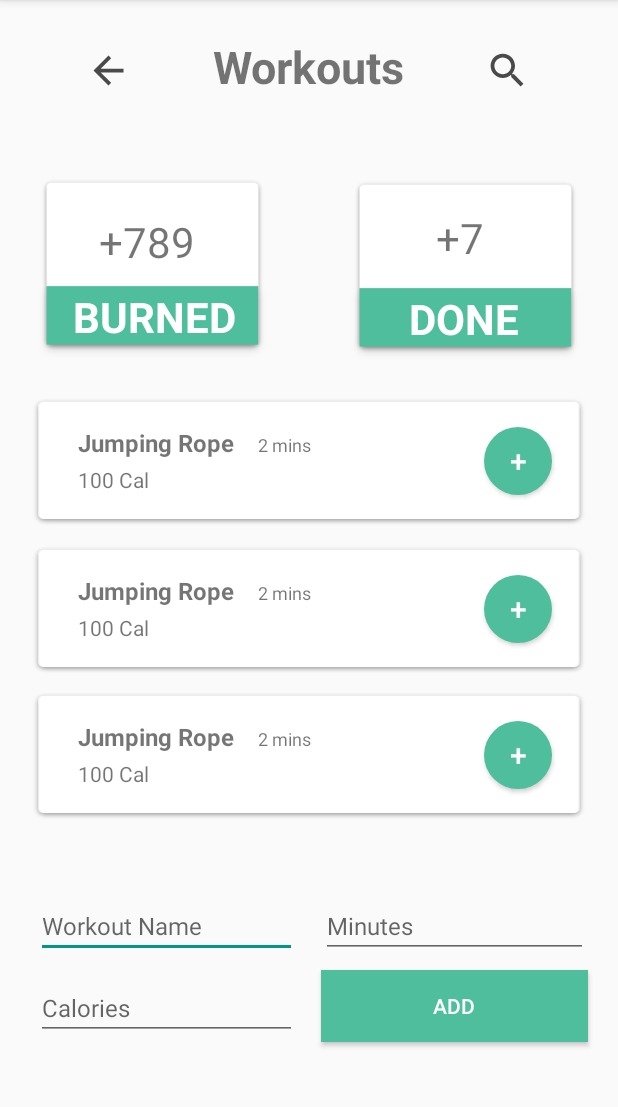
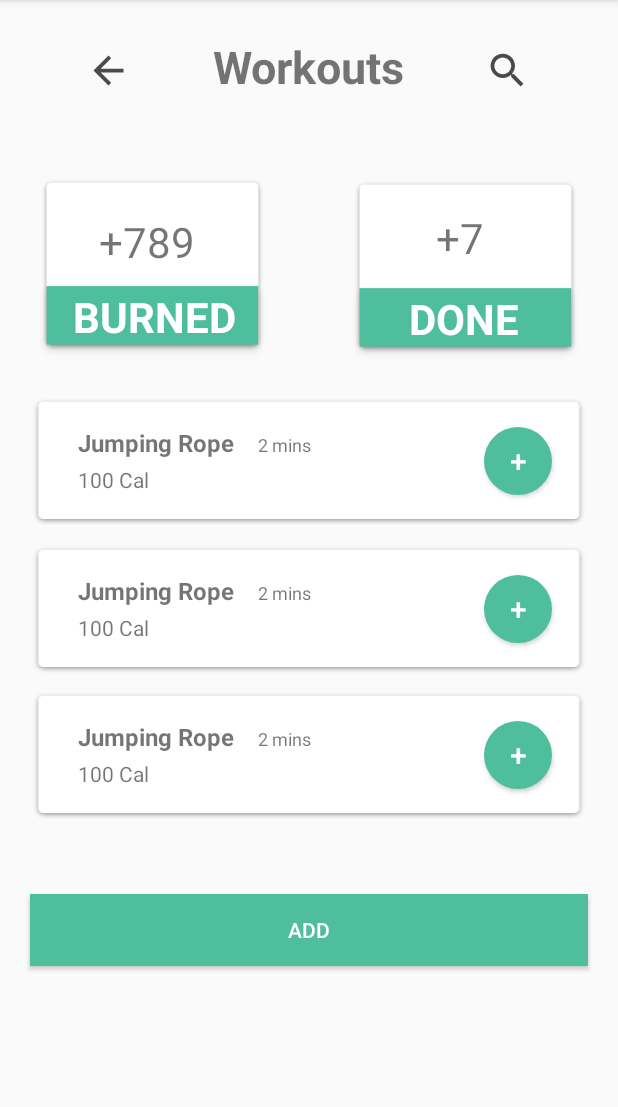
Before and after one commit to Dasunx/SoulFit, an Android app: the WorkoutsActivity screen opened directly, with no data from a screen before it, on a phone screen of 412 x 824 dp, the part 84-1191 px from its top. Run offline under Robolectric (Android 15) with nearby library versions, the phone set to English and light mode, and no system bars.

Commit message:
Firebase Implemented. -Insert part done. -Create workouts
Workout activity renamed as workoutActivity.

```diff
--- a/app/src/main/AndroidManifest.xml
+++ b/app/src/main/AndroidManifest.xml
@@ -9,9 +9,10 @@
         android:roundIcon="@mipmap/ic_launcher_round"
         android:supportsRtl="true"
         android:theme="@style/AppTheme">
-        <activity android:name=".Navigation"></activity>
+        <activity android:name=".createWorkoutActivity"></activity>
+        <activity android:name=".Navigation" />
         <activity android:name=".user_create" />
-        <activity android:name=".Workouts" />
+        <activity android:name=".WorkoutsActivity" />
         <activity android:name=".ProfileActivity" />
         <activity android:name=".CallorieCalc" />
         <activity
--- a/app/src/main/java/com/dasun/soulfit/MainActivity.java
+++ b/app/src/main/java/com/dasun/soulfit/MainActivity.java
@@ -22,7 +22,7 @@ public class MainActivity extends AppCompatActivity {
     }
 
     public void onClickLogin(View v){
-        Intent my = new Intent(this,Workouts.class);
+        Intent my = new Intent(this, WorkoutsActivity.class);
         startActivity(my);
     }
 }
--- a/app/src/main/java/com/dasun/soulfit/Workouts.java
+++ b/app/src/main/java/com/dasun/soulfit/WorkoutsActivity.java
@@ -6,16 +6,19 @@ import android.os.Bundle;
 import android.view.View;
 import android.widget.Button;
 import android.widget.ImageView;
+import android.widget.TextView;
 
-public class Workouts extends AppCompatActivity {
+public class WorkoutsActivity extends AppCompatActivity {
 
     ImageView btn;
+    TextView burnedCal;
     @Override
     protected void onCreate(Bundle savedInstanceState) {
         super.onCreate(savedInstanceState);
         setContentView(R.layout.activity_workouts);
 
         btn = findViewById(R.id.imageView5);
+        burnedCal=findViewById(R.id.textViewCalBurned);
 
     }
 
@@ -24,4 +27,13 @@ public class Workouts extends AppCompatActivity {
         startActivity(my);
     }
 
+    public void calBurned(View v){
+        burnedCal.setText("+"+200);
+    }
+
+    public void createWorkout(View view){
+        Intent next=new Intent(this,createWorkoutActivity.class);
+        startActivity(next);
+    }
+
 }
--- a/app/src/main/res/layout/activity_workouts.xml
+++ b/app/src/main/res/layout/activity_workouts.xml
@@ -4,7 +4,7 @@
     xmlns:tools="http://schemas.android.com/tools"
     android:layout_width="match_parent"
     android:layout_height="match_parent"
-    tools:context=".Workouts">
+    tools:context=".WorkoutsActivity">
 
     <TextView
         android:id="@+id/textView"
@@ -128,12 +128,14 @@
         app:layout_constraintTop_toTopOf="@+id/imageViewWorkoutContainer1" />
 
     <Button
+        android:id="@+id/btnWorkout_1"
         android:layout_width="45dp"
         android:layout_height="45dp"
         android:layout_marginEnd="24dp"
         android:layout_marginBottom="22dp"
         android:background="@drawable/btn_circle"
         android:gravity="center_vertical|center_horizontal"
+        android:onClick="calBurned"
         android:text="@string/cr_plusSign_btn"
         android:textColor="#fff"
         android:textSize="20sp"
@@ -310,68 +312,23 @@
         app:layout_constraintBottom_toBottomOf="@+id/imageViewRight"
         app:layout_constraintEnd_toEndOf="@+id/imageViewRight" />
 
-    <EditText
-        android:id="@+id/editTextWorkoutName"
+    <Button
+        android:id="@+id/btn_create"
         android:layout_width="0dp"
         android:layout_height="wrap_content"
-        android:layout_marginStart="24dp"
-        android:layout_marginTop="48dp"
-        android:layout_marginEnd="8dp"
-        android:ems="8"
-        android:hint="@string/cr_Workout_Name"
-        android:inputType="textPersonName"
-        android:text=""
-        android:textSize="16sp"
-        app:layout_constraintEnd_toStartOf="@+id/guideline3"
-        app:layout_constraintStart_toStartOf="parent"
-        app:layout_constraintTop_toBottomOf="@+id/imageViewWorkoutContainer3" />
-
-    <EditText
-        android:id="@+id/editTextWorkoutCal"
-        android:layout_width="0dp"
-        android:layout_height="wrap_content"
-        android:layout_marginStart="24dp"
-        android:layout_marginTop="12dp"
-        android:layout_marginEnd="8dp"
-        android:ems="8"
-        android:hint="@string/cr_workout_cal_hint"
-        android:inputType="textPersonName"
-        android:text=""
-        android:textSize="16sp"
-        app:layout_constraintEnd_toStartOf="@+id/guideline3"
-        app:layout_constraintHorizontal_bias="0.0"
-        app:layout_constraintStart_toStartOf="parent"
-        app:layout_constraintTop_toBottomOf="@+id/editTextWorkoutName" />
-
-    <EditText
-        android:id="@+id/editTextWorkoutMins"
-        android:layout_width="0dp"
-        android:layout_height="wrap_content"
-        android:layout_marginStart="8dp"
+        android:layout_marginStart="16dp"
         android:layout_marginTop="48dp"
         android:layout_marginEnd="16dp"
-        android:ems="8"
-        android:hint="@string/cr_workout_mins_hint"
-        android:inputType="textPersonName"
-        android:text=""
-        android:textSize="16sp"
-        app:layout_constraintEnd_toStartOf="@+id/guideline2"
-        app:layout_constraintStart_toStartOf="@+id/guideline3"
-        app:layout_constraintTop_toBottomOf="@+id/imageViewWorkoutContainer3" />
-
-    <Button
-        android:id="@+id/button"
-        android:layout_width="0dp"
-        android:layout_height="wrap_content"
-        android:layout_marginStart="8dp"
-        android:layout_marginTop="8dp"
-        android:layout_marginEnd="16dp"
         android:background="#4FBE9C"
+        android:onClick="createWorkout"
         android:text="@string/cr_add_workout_btn"
         android:textColor="#fff"
+        app:layout_constraintBottom_toBottomOf="parent"
         app:layout_constraintEnd_toStartOf="@+id/guideline2"
-        app:layout_constraintStart_toStartOf="@+id/guideline3"
-        app:layout_constraintTop_toBottomOf="@+id/editTextWorkoutMins" />
+        app:layout_constraintHorizontal_bias="1.0"
+        app:layout_constraintStart_toStartOf="@+id/guidelineLeft"
+        app:layout_constraintTop_toBottomOf="@+id/imageViewWorkoutContainer3"
+        app:layout_constraintVertical_bias="0.0" />
 
     <ImageView
         android:id="@+id/imageView4"
--- a/app/src/main/res/values/strings.xml
+++ b/app/src/main/res/values/strings.xml
@@ -51,6 +51,10 @@
     <string name="Topic">Let\'s get started!</string>
     <string name="female">Female</string>
     <string name="male">Male</string>
+    <string name="cr_custom_workouts">Custom Workouts</string>
+    <string name="cr_minutes_hint">Minutes</string>
+    <string name="cr_calories_hint">Calories</string>
+    <string name="cr_create_workout_btn">Create</string>
 
 
 </resources>
```
Also changed, not shown: app/src/main/java/com/dasun/soulfit/Workout.java (added, +35 -0 lines), app/src/main/java/com/dasun/soulfit/createWorkoutActivity.java (added, +90 -0 lines), app/src/main/res/layout/activity_create_workout.xml (added, +86 -0 lines).
